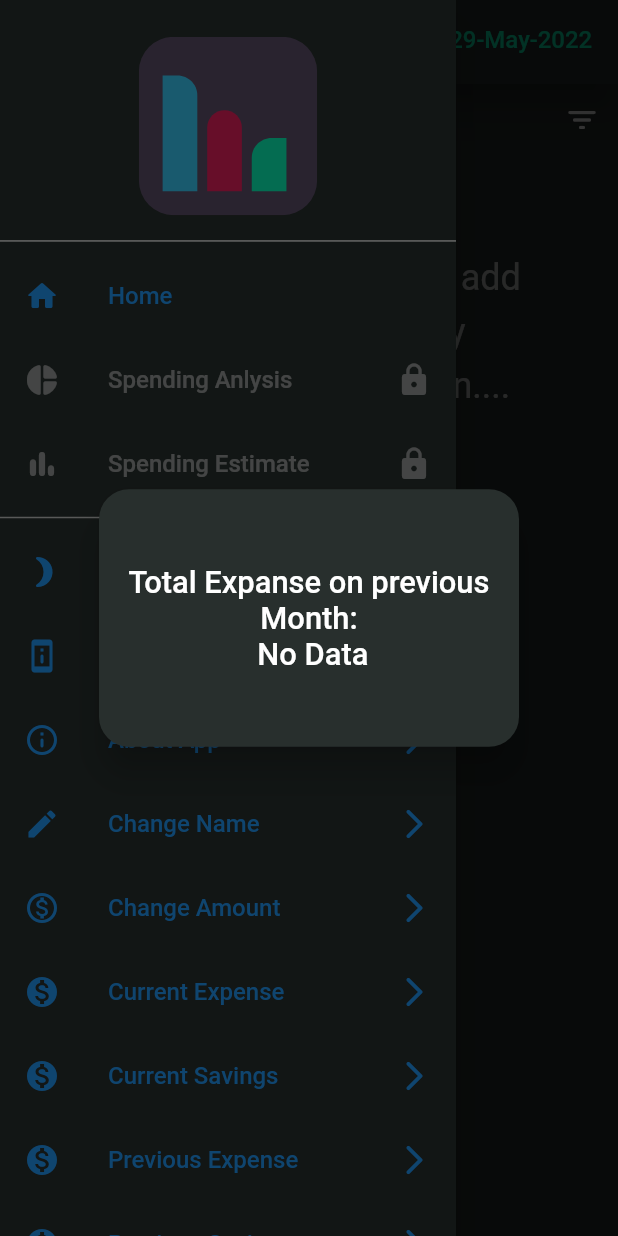
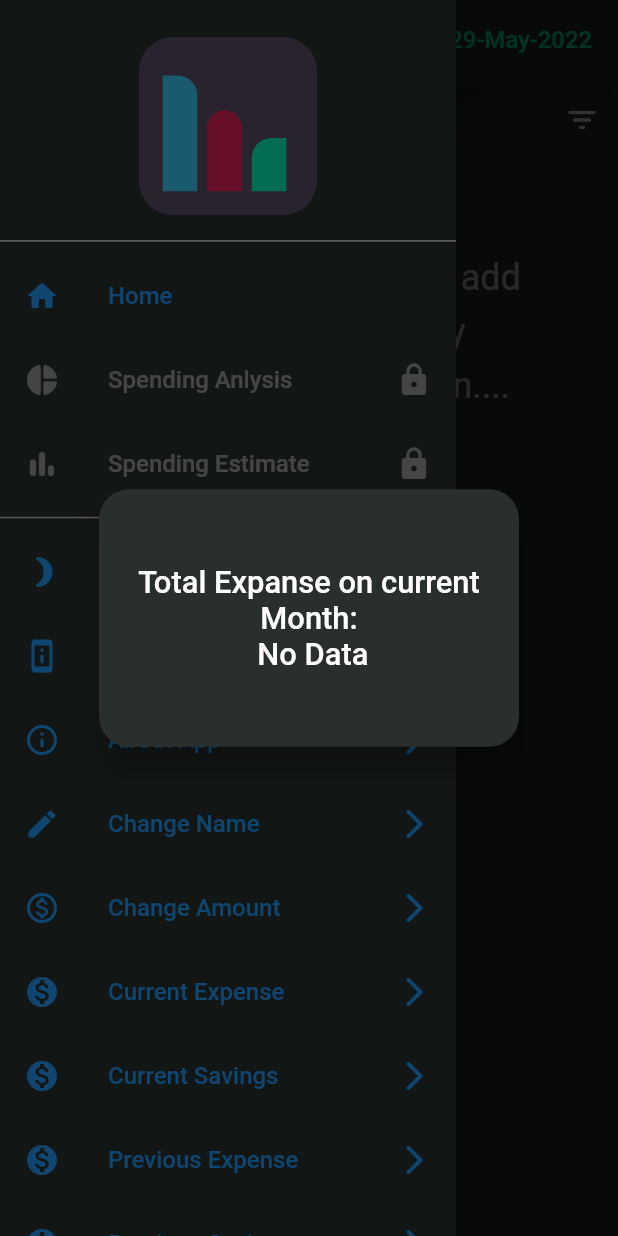
Before and after one commit to Sam21-39/Spend-Analytics, a Flutter app: the MainDashboard screen opened directly, in the side drawer, after a tap on "Previous Expense", on a phone screen of 412 x 824 dp. Run offline on Flutter 3.47's test engine with Material 2 defaults, Android fonts, the phone set to English and light mode, and no system bars; drawn by our look-alikes of google_mobile_ads; our stand-ins replace fl_chart, flutter_screenutil, flutter_svg, package_info_plus, shared_preferences, sqflite and 1 more; accounts and stored records are empty; network calls fail.

Commit message:
bug fixes

```diff
--- a/spend_analytics/lib/Widgets/navigation_drawer.dart
+++ b/spend_analytics/lib/Widgets/navigation_drawer.dart
@@ -334,7 +334,7 @@ class _NavigationDrawerState extends State<NavigationDrawer> {
                     height: setScreenUtill(200.0),
                     width: setScreenUtill(200.0),
                     child: Text(
-                      "Total Expanse on previous Month:\n ${spm.isEmpty ? 'No Data' : expense.floor()}",
+                      "Total Expanse on current Month:\n ${spm.isEmpty ? 'No Data' : expense.floor()}",
                       style: Theme.of(context).textTheme.bodyText1.copyWith(
                             fontSize: setScreenUtill(24.0),
                           ),
@@ -368,7 +368,7 @@ class _NavigationDrawerState extends State<NavigationDrawer> {
                     height: setScreenUtill(200.0),
                     width: setScreenUtill(200.0),
                     child: Text(
-                      "Total ${savings >= 0 ? 'savings' : 'overdraft'} on previous Month:\n ${spm.isEmpty ? 'No Data' : savings.abs().floor()}",
+                      "Total ${savings >= 0 ? 'savings' : 'overdraft'} on current Month:\n ${spm.isEmpty ? 'No Data' : savings.abs().floor()}",
                       style: Theme.of(context).textTheme.bodyText1.copyWith(
                             fontSize: setScreenUtill(24.0),
                           ),
```
